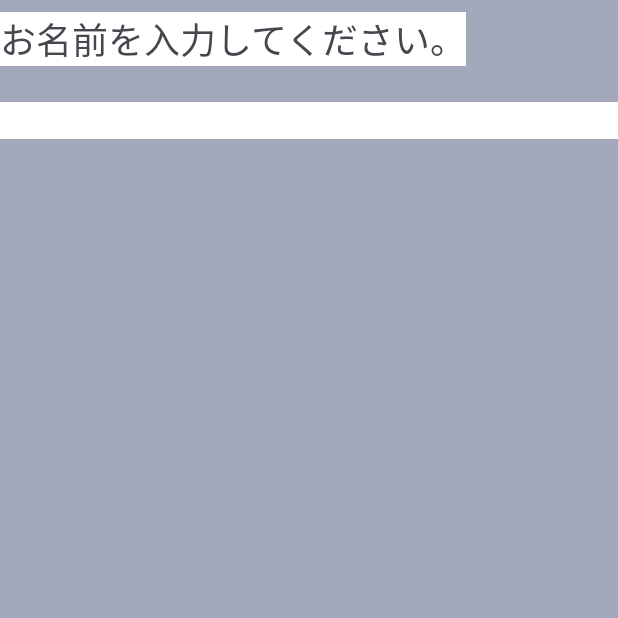
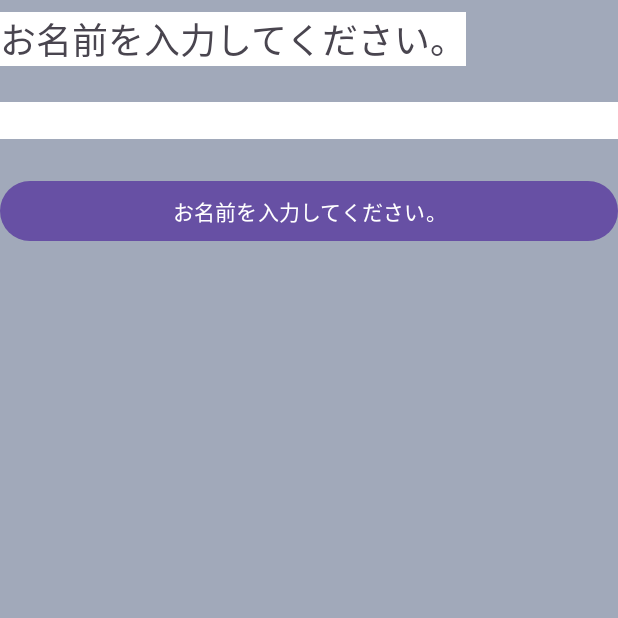
Before and after one commit to piny940/kotlin-android-basic, an Android app: the screen it shows after launch (MainActivity), on a phone screen of 412 x 824 dp, the top half of it. Run offline under Robolectric (Android 15) with nearby library versions, the light colour scheme and no system bars.

Commit message:
セーブボタンを追加

```diff
--- a/ViewSample/app/src/main/res/layout/activity_main.xml
+++ b/ViewSample/app/src/main/res/layout/activity_main.xml
@@ -20,5 +20,11 @@
         android:layout_marginBottom="24dp"
         android:layout_marginTop="8dp"
         android:background="#ffffff"
-        android:inputType="text"></EditText>
+        android:inputType="text" />
+
+    <Button
+        android:id="@+id/btSave"
+        android:layout_width="match_parent"
+        android:layout_height="wrap_content"
+        android:text="@string/tv_msg" />
 </LinearLayout>
--- a/ViewSample/app/src/main/res/values/strings.xml
+++ b/ViewSample/app/src/main/res/values/strings.xml
@@ -1,4 +1,5 @@
 <resources>
     <string name="app_name">画面部品サンプル</string>
     <string name="tv_msg">お名前を入力してください。</string>
+    <string name="bt_save">保存</string>
 </resources>
```
